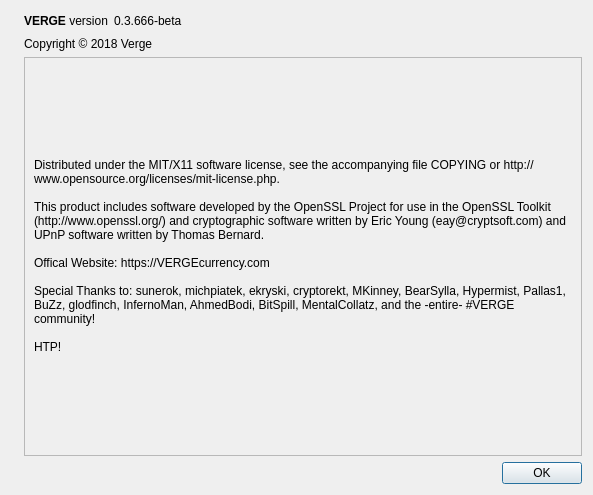
Old version of the form src/qt/forms/aboutdialog.ui in the repository vergecurrency/verge.
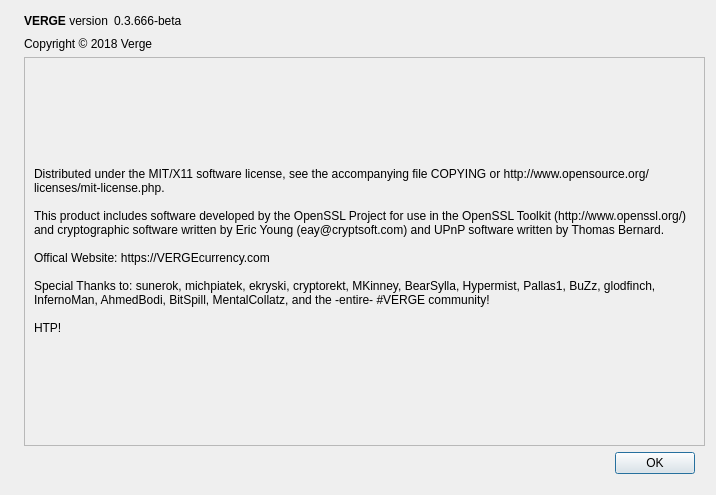
New version of the form. Icons and pictures are not drawn.

Diff of the .ui file:
```diff
--- a/src/qt/forms/aboutdialog.ui
+++ b/src/qt/forms/aboutdialog.ui
@@ -6,8 +6,8 @@
    <rect>
     <x>0</x>
     <y>0</y>
-    <width>593</width>
-    <height>339</height>
+    <width>716</width>
+    <height>365</height>
    </rect>
   </property>
   <property name="minimumSize">
@@ -93,6 +93,19 @@
      </item>
      <item>
       <widget class="QScrollArea" name="scrollArea">
+       <property name="styleSheet">
+        <string notr="true">padding-right: 0px;
+margin-right: 0px;</string>
+       </property>
+       <property name="frameShape">
+        <enum>QFrame::StyledPanel</enum>
+       </property>
+       <property name="frameShadow">
+        <enum>QFrame::Sunken</enum>
+       </property>
+       <property name="verticalScrollBarPolicy">
+        <enum>Qt::ScrollBarAsNeeded</enum>
+       </property>
        <property name="widgetResizable">
         <bool>true</bool>
        </property>
@@ -101,8 +114,8 @@
          <rect>
           <x>0</x>
           <y>0</y>
-          <width>415</width>
-          <height>312</height>
+          <width>548</width>
+          <height>248</height>
          </rect>
         </property>
         <layout class="QGridLayout" name="gridLayout">
@@ -135,10 +148,31 @@
       </widget>
      </item>
      <item>
+      <layout class="QHBoxLayout" name="horizontalLayout_3">
+       <property name="leftMargin">
+        <number>10</number>
+       </property>
+       <property name="rightMargin">
+        <number>10</number>
+       </property>
+       <property name="bottomMargin">
+        <number>10</number>
+       </property>
+       <item>
+        <spacer name="horizontalSpacer_2">
+         <property name="orientation">
+          <enum>Qt::Horizontal</enum>
+         </property>
+         <property name="sizeHint" stdset="0">
+          <size>
+           <width>40</width>
+           <height>20</height>
+          </size>
+         </property>
+        </spacer>
+       </item>
+       <item>
       <widget class="QDialogButtonBox" name="buttonBox">
-       <property name="autoFillBackground">
-        <bool>false</bool>
-       </property>
        <property name="styleSheet">
         <string notr="true"/>
        </property>
@@ -149,6 +183,8 @@
         <set>QDialogButtonBox::Ok</set>
        </property>
       </widget>
+       </item>
+      </layout>
      </item>
     </layout>
    </item>
```
Lines whose indentation alone changed are shown as unchanged.
